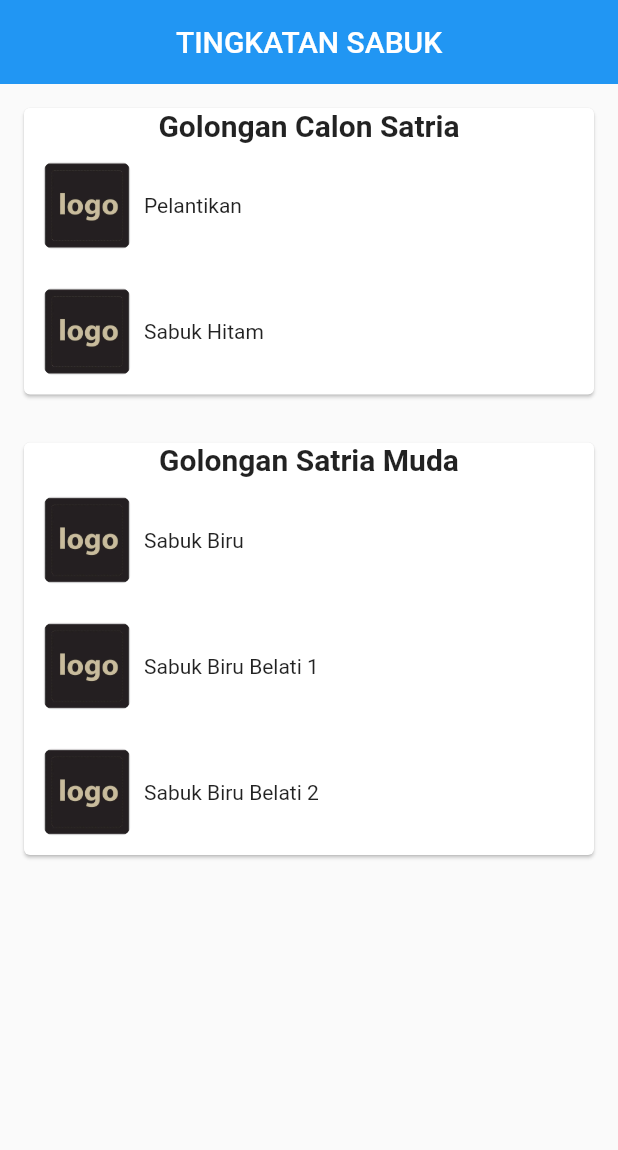
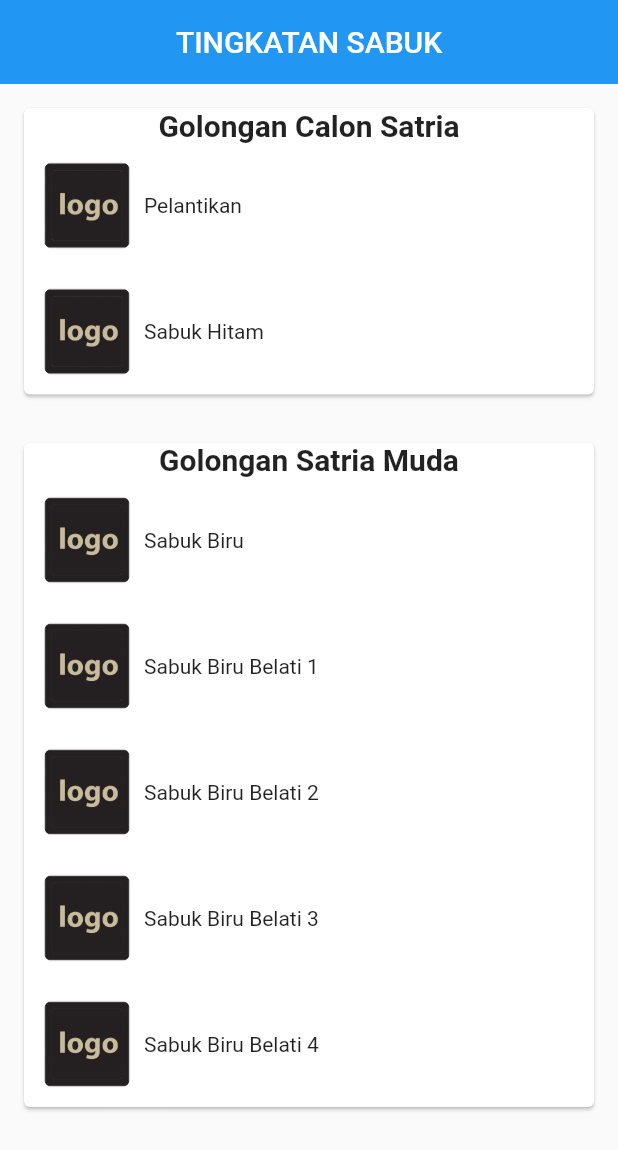
Before and after one commit to reonm4tcha/kps_nusantara_app, a Flutter app: the screen it shows after launch, on a phone screen of 412 x 824 dp. Shown: the top 1150 px of the screen. Run offline on Flutter 3.47's test engine with Material 2 defaults, Android fonts, the phone set to English and light mode, and no system bars.

Commit message:
firts commit

```diff
--- a/lib/data/data.dart
+++ b/lib/data/data.dart
@@ -16,6 +16,8 @@ final _satriaMuda = Golongan(
     'Sabuk Biru',
     'Sabuk Biru Belati 1',
     'Sabuk Biru Belati 2',
+    'Sabuk Biru Belati 3',
+    'Sabuk Biru Belati 4',
   ],
 );
 
```
